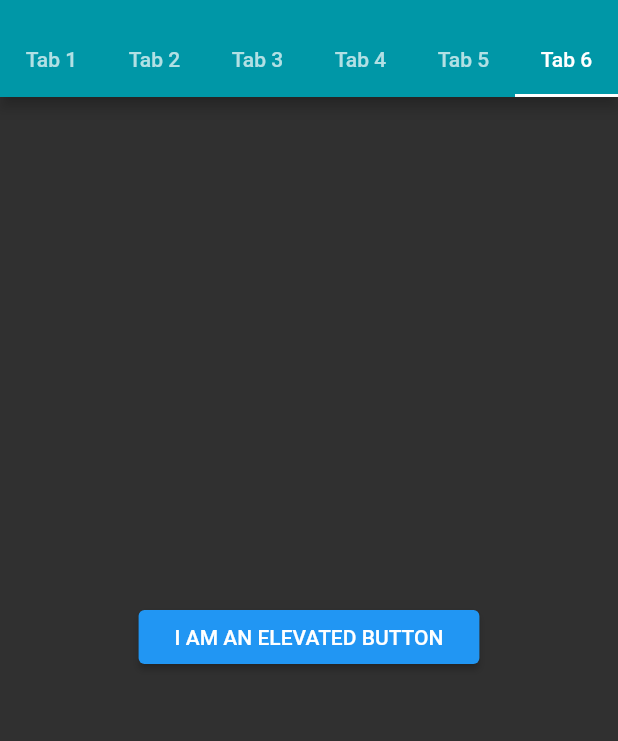
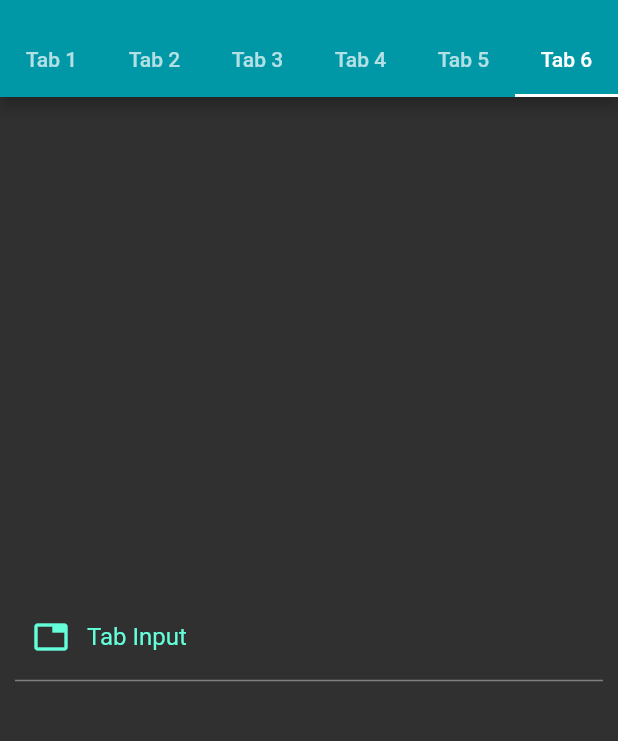
Before and after one commit to justEhmadSaeed/TabBar-Flutter, a Flutter app: the Screen2 screen opened by its route, tab 6 chosen, on a phone screen of 412 x 824 dp, the part 59-800 px from its top. Run offline on Flutter 3.47's test engine with Material 2 defaults, Android fonts, the phone set to English and light mode, and no system bars.

Commit message:
📦 NEW: ADD TextField Class

```diff
--- a/lib/Screen2.dart
+++ b/lib/Screen2.dart
@@ -6,6 +6,7 @@ import 'package:tabbar_flutter/HomePage.dart';
 import 'package:tabbar_flutter/RadioList.dart';
 import 'package:tabbar_flutter/SliderClass.dart';
 import 'package:tabbar_flutter/SwitchButton.dart';
+import 'package:tabbar_flutter/TextFieldClass.dart';
 import 'package:tabbar_flutter/constants.dart';
 
 class Screen2 extends StatefulWidget {
@@ -99,18 +100,8 @@ class _Screen2State extends State<Screen2> with SingleTickerProviderStateMixin {
           Center(child: DatePicker()),
           Center(child: RadioList()),
           Center(child: SwitchButton()),
-          Center(
-            child: SliderClass(),
-          ),
-          Center(
-            child: ElevatedButton(
-              onPressed: () {},
-              child: Padding(
-                padding: const EdgeInsets.all(8.0),
-                child: Text('I AM AN ELEVATED BUTTON'),
-              ),
-            ),
-          ),
+          Center(child: SliderClass()),
+          Center(child: TextFieldClass()),
         ],
       ),
     );
--- /dev/null
+++ b/lib/TextFieldClass.dart
@@ -0,0 +1,29 @@
+import 'package:flutter/material.dart';
+
+class TextFieldClass extends StatefulWidget {
+  @override
+  _TextFieldClassState createState() => _TextFieldClassState();
+}
+
+class _TextFieldClassState extends State<TextFieldClass> {
+  final _textFieldController = TextEditingController();
+  @override
+  Widget build(BuildContext context) {
+    return Padding(
+      padding: const EdgeInsets.symmetric(horizontal: 10),
+      child: TextField(
+        controller: _textFieldController,
+        decoration: InputDecoration(
+            prefixIcon: Icon(
+              Icons.tab,
+              color: Colors.tealAccent,
+            ),
+            focusColor: Colors.tealAccent,
+            focusedBorder: OutlineInputBorder(
+                borderSide: BorderSide(color: Colors.tealAccent)),
+            labelText: 'Tab Input',
+            labelStyle: TextStyle(color: Colors.tealAccent)),
+      ),
+    );
+  }
+}
```
